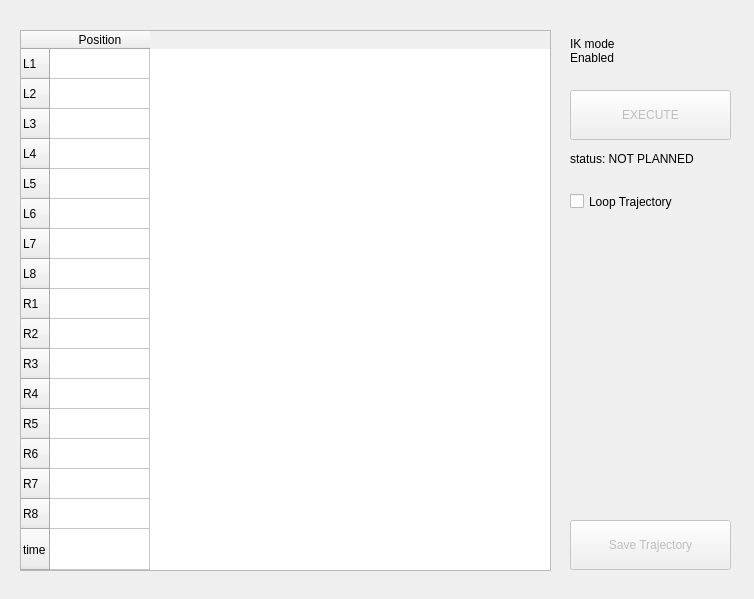
This is frontass/ui_assets/movegroup.ui in kwnr/frontass as Qt 5 draws it before an edit. The edited form follows.
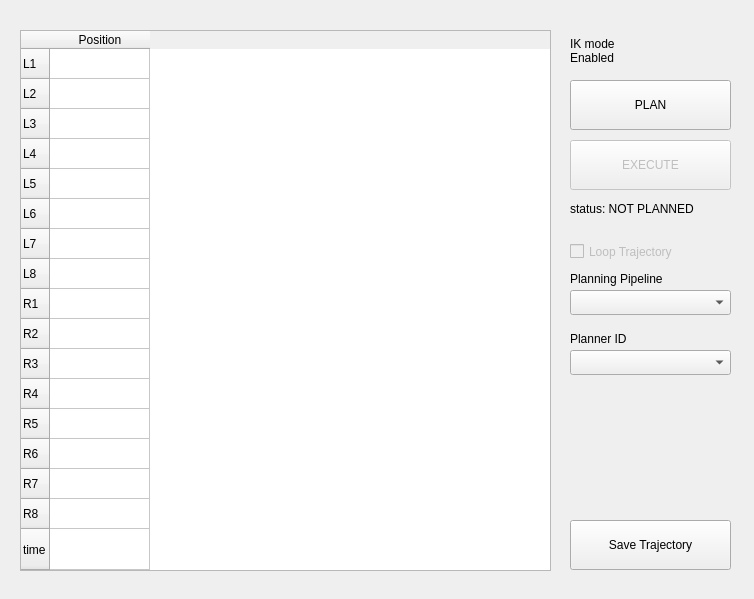
This is the edited form. Icons and pictures are not drawn.

Commit message: movegroup interface implemented

Diff of the .ui file:
```diff
--- a/frontass/ui_assets/movegroup.ui
+++ b/frontass/ui_assets/movegroup.ui
@@ -100,7 +100,7 @@
    <property name="geometry">
     <rect>
      <x>570</x>
-     <y>90</y>
+     <y>140</y>
      <width>161</width>
      <height>50</height>
     </rect>
@@ -222,7 +222,7 @@
    <property name="geometry">
     <rect>
      <x>570</x>
-     <y>150</y>
+     <y>200</y>
      <width>171</width>
      <height>17</height>
     </rect>
@@ -232,10 +232,13 @@
    </property>
   </widget>
   <widget class="QCheckBox" name="loopCheckBox">
+   <property name="enabled">
+    <bool>false</bool>
+   </property>
    <property name="geometry">
     <rect>
      <x>570</x>
-     <y>190</y>
+     <y>240</y>
      <width>151</width>
      <height>23</height>
     </rect>
@@ -246,7 +249,7 @@
   </widget>
   <widget class="QPushButton" name="saveTrajBtn">
    <property name="enabled">
-    <bool>false</bool>
+    <bool>true</bool>
    </property>
    <property name="geometry">
     <rect>
@@ -260,6 +263,68 @@
     <string>Save Trajectory</string>
    </property>
   </widget>
+  <widget class="QComboBox" name="planningPipelineCombo">
+   <property name="geometry">
+    <rect>
+     <x>570</x>
+     <y>290</y>
+     <width>161</width>
+     <height>25</height>
+    </rect>
+   </property>
+  </widget>
+  <widget class="QComboBox" name="plannerIDCombo">
+   <property name="geometry">
+    <rect>
+     <x>570</x>
+     <y>350</y>
+     <width>161</width>
+     <height>25</height>
+    </rect>
+   </property>
+  </widget>
+  <widget class="QLabel" name="planStatusLabel_2">
+   <property name="geometry">
+    <rect>
+     <x>570</x>
+     <y>270</y>
+     <width>171</width>
+     <height>17</height>
+    </rect>
+   </property>
+   <property name="text">
+    <string>Planning Pipeline</string>
+   </property>
+  </widget>
+  <widget class="QLabel" name="planStatusLabel_3">
+   <property name="geometry">
+    <rect>
+     <x>570</x>
+     <y>330</y>
+     <width>171</width>
+     <height>17</height>
+    </rect>
+   </property>
+   <property name="text">
+    <string>Planner ID</string>
+   </property>
+  </widget>
+  <widget class="QPushButton" name="planBtn">
+   <property name="enabled">
+    <bool>true</bool>
+   </property>
+   <property name="geometry">
+    <rect>
+     <x>570</x>
+     <y>80</y>
+     <width>161</width>
+     <height>50</height>
+    </rect>
+   </property>
+   <property name="text">
+    <string>PLAN</string>
+   </property>
+  </widget>
  </widget>
  <resources>
   <include location="buttons.qrc"/>
```
The commit also changes 5 other files.
